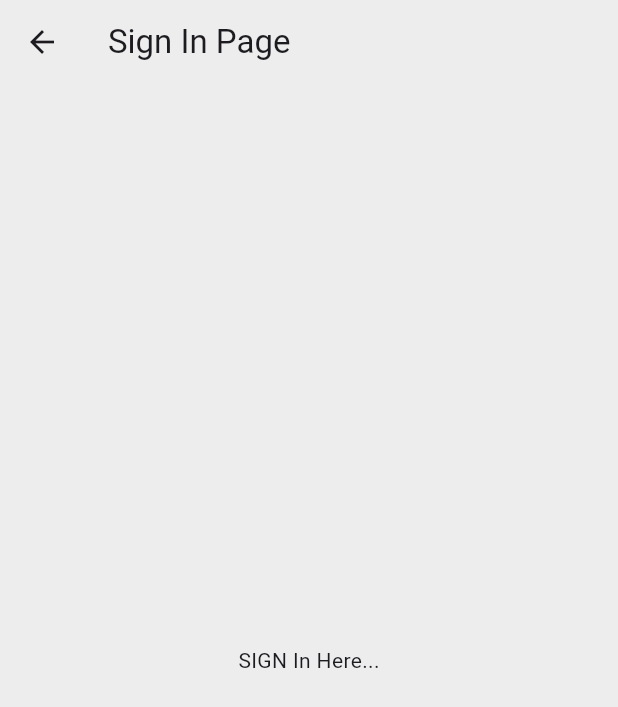
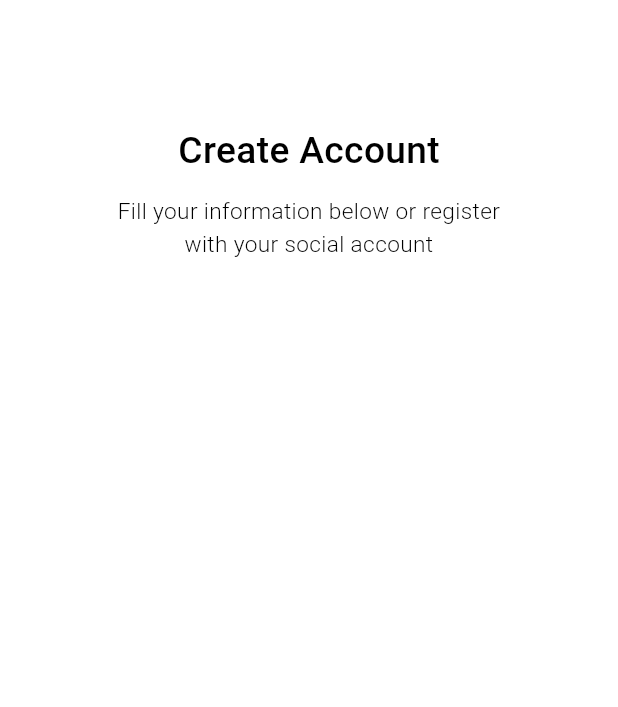
Before and after one commit to Shailesh-Tagadghar/ecommerce, a Flutter app: the screen it shows after launch, on a phone screen of 412 x 824 dp. Shown: the top 707 px of the screen. Run offline on Flutter 3.47's test engine with Material 3 defaults, Android fonts, the phone set to English and light mode, and no system bars; our stand-ins replace connectivity_plus, firebase_core, flutter_easyloading, get, lottie, sizer; accounts and stored records are empty; project files that could hold a hidden picture were left out.

Commit message:
added custom_text and implemented for practice

```diff
--- /dev/null
+++ b/lib/Modules/Auth/Widget/custom_text.dart
@@ -0,0 +1,33 @@
+import 'package:ecommerce/Utils/Constants/color_constant.dart';
+import 'package:flutter/material.dart';
+import 'package:sizer/sizer.dart';
+
+class CustomText extends StatelessWidget {
+  final String text;
+  final Color? color;
+  final double fontSize;
+  final FontWeight? weight;
+  final TextAlign? textAlign;
+
+  const CustomText({
+    super.key,
+    required this.text,
+    this.color,
+    this.fontSize = 14,
+    this.weight,
+    this.textAlign,
+  });
+
+  @override
+  Widget build(BuildContext context) {
+    return Text(
+      text,
+      style: TextStyle(
+        color: ColorConstants.blackColor,
+        fontSize: fontSize.sp,
+        fontWeight: weight ?? FontWeight.bold,
+      ),
+      textAlign: textAlign,
+    );
+  }
+}
--- a/lib/Modules/Auth/sign_in.dart
+++ b/lib/Modules/Auth/sign_in.dart
@@ -1,5 +1,8 @@
+import 'package:ecommerce/Modules/Auth/Widget/custom_text.dart';
 import 'package:ecommerce/Utils/Constants/color_constant.dart';
+import 'package:ecommerce/Utils/Constants/string_constant.dart';
 import 'package:flutter/material.dart';
+import 'package:sizer/sizer.dart';
 
 class Signin extends StatelessWidget {
   const Signin({super.key});
@@ -7,13 +10,44 @@ class Signin extends StatelessWidget {
   @override
   Widget build(BuildContext context) {
     return Scaffold(
-      backgroundColor: ColorConstants.background,
-      appBar: AppBar(
-        title: const Text('Sign In Page'),
-        backgroundColor: ColorConstants.background,
-      ),
-      body: const Center(
-        child: Text('SIGN In Here...'),
+      backgroundColor: ColorConstants.whiteColor,
+      body: Padding(
+        padding: EdgeInsets.only(
+          top: 10.h,
+          left: 4.w,
+          right: 4.w,
+          bottom: 2.h,
+        ),
+        child: SingleChildScrollView(
+          child: Column(
+            crossAxisAlignment: CrossAxisAlignment.center,
+            mainAxisAlignment: MainAxisAlignment.center,
+            children: [
+              const Align(
+                child: CustomText(
+                  text: StringConstants.createaccount,
+                  color: ColorConstants.blackColor,
+                  fontSize: 18,
+                  weight: FontWeight.w500,
+                ),
+              ),
+              SizedBox(height: 1.5.h),
+              Padding(
+                padding: EdgeInsets.only(
+                  left: 12.w,
+                  right: 12.w,
+                ),
+                child: const CustomText(
+                  text: StringConstants.smalldisplay,
+                  color: ColorConstants.greyColor,
+                  fontSize: 11,
+                  weight: FontWeight.w300,
+                  textAlign: TextAlign.center,
+                ),
+              )
+            ],
+          ),
+        ),
       ),
     );
   }
--- a/lib/Utils/Constants/string_constant.dart
+++ b/lib/Utils/Constants/string_constant.dart
@@ -4,6 +4,26 @@
 class StringConstants {
   //Splash Screen
   static const String projectText = 'E-Commerce Application';
+
+  //Auth Screens
+  static const String signIn = 'Sign In';
+  static const String signUp = 'Sign Up';
+  static const String welcome = 'Hi! Welcome back, you\'ve been missed';
+  static const String emaillabel = 'Email';
+  static const String email = 'example@gmail.com';
+  static const String passwordlabel = 'Password';
+  static const String forgotpass = 'Forgot Password?';
+  static const String diffsigninmethod1 = 'Or sign in with';
+  static const String account1 = 'Don\'t have an account?';
+  static const String createaccount = 'Create Account';
+  static const String smalldisplay =
+      'Fill your information below or register with your social account';
+  static const String namelabel = 'Name';
+  static const String name = 'John Doe';
+  static const String agree = 'Agree with ';
+  static const String tandc = 'Terms & Condition';
+  static const String diffsigninmethod2 = 'Or sign up with';
+  static const String account2 = 'Already have an account?';
 }
 
 ///
```
